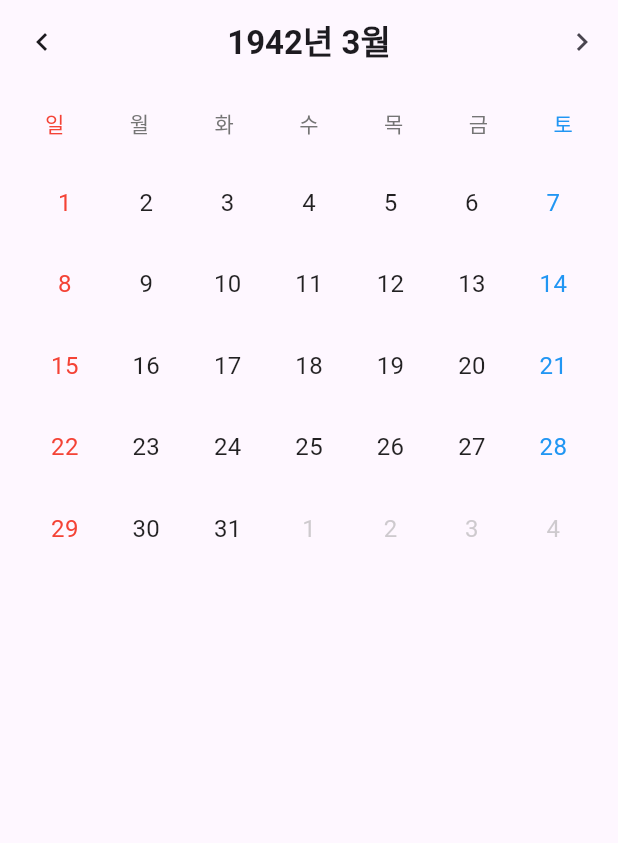
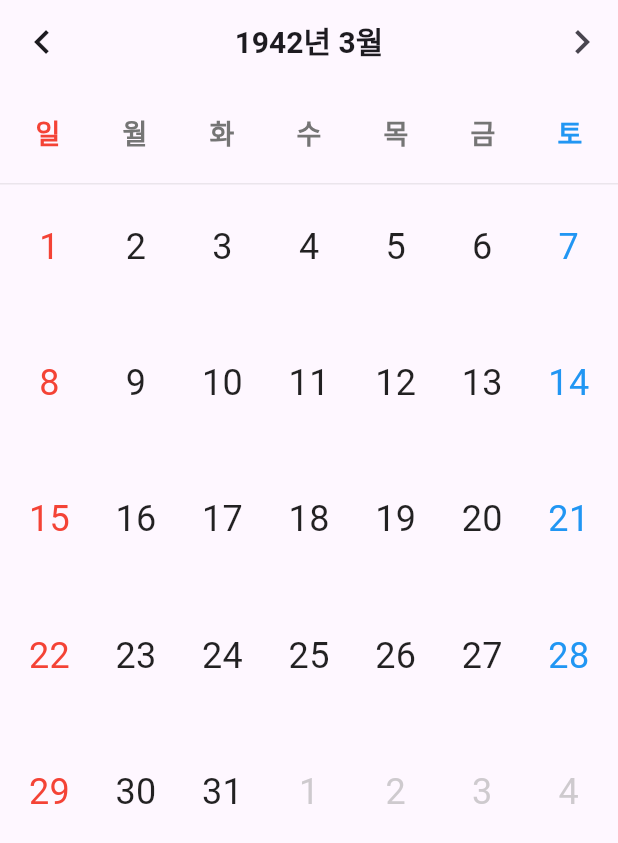
Before and after one commit to pekopekopekopayo/alarmi, a Flutter app: the screen it shows after launch, after a tap on the "chevron left" icon, on a phone screen of 412 x 824 dp. Shown: the top 843 px of the screen. Run offline on Flutter 3.47's test engine with Material 3 defaults, Android fonts, the phone set to English and light mode, and no system bars; our stand-ins replace shared_preferences.

Commit message:
refactor: 화면크기 리사이징

```diff
--- a/lib/screens/calendar_screen.dart
+++ b/lib/screens/calendar_screen.dart
@@ -1,6 +1,9 @@
 import 'package:flutter/material.dart';
 import 'package:intl/intl.dart';
+import 'package:shared_preferences/shared_preferences.dart';
+import 'dart:convert';
 import 'schedule_screen.dart';
+import '../models/schedule.dart';
 
 class CalendarScreen extends StatefulWidget {
   const CalendarScreen({super.key});
@@ -14,6 +17,8 @@ class _CalendarScreenState extends State<CalendarScreen> {
   late DateTime _selectedDate;
   late DateTime _currentMonth;
   final int _initialPage = 1000;
+  Map<String, List<Schedule>> _schedules = {};
+  bool _isLoading = true;
 
   @override
   void initState() {
@@ -21,6 +26,35 @@ class _CalendarScreenState extends State<CalendarScreen> {
     _selectedDate = DateTime.now();
     _currentMonth = DateTime(_selectedDate.year, _selectedDate.month);
     _pageController = PageController(initialPage: _initialPage);
+    _loadSchedules();
+  }
+
+  Future<void> _loadSchedules() async {
+    final prefs = await SharedPreferences.getInstance();
+    final schedulesJson = prefs.getString('schedules') ?? '[]';
+    final List<dynamic> decodedList = json.decode(schedulesJson);
+
+    final Map<String, List<Schedule>> scheduleMap = {};
+    for (var item in decodedList) {
+      final schedule = Schedule.fromJson(item);
+      final dateKey = DateFormat('yyyy-MM-dd').format(schedule.date);
+      if (!scheduleMap.containsKey(dateKey)) {
+        scheduleMap[dateKey] = [];
+      }
+      scheduleMap[dateKey]!.add(schedule);
+    }
+
+    if (mounted) {
+      setState(() {
+        _schedules = scheduleMap;
+        _isLoading = false;
+      });
+    }
+  }
+
+  List<Schedule> _getSchedulesForDate(DateTime date) {
+    final dateKey = DateFormat('yyyy-MM-dd').format(date);
+    return _schedules[dateKey] ?? [];
   }
 
   List<DateTime> _getDaysInMonth(DateTime month) {
@@ -67,12 +101,30 @@ class _CalendarScreenState extends State<CalendarScreen> {
       ),
     );
 
-    // 스케줄 화면에서 돌아왔을 때 상태 갱신
     if (result == true && mounted) {
+      await _loadSchedules();
       setState(() {
         _selectedDate = date;
       });
     }
+  }
+
+  Color _getScheduleColor(List<Schedule> schedules) {
+    if (schedules.isEmpty) return Colors.transparent;
+
+    bool hasWaiting = schedules.any((s) => s.status == ScheduleStatus.waiting);
+    bool hasInProgress = schedules.any((s) => s.status == ScheduleStatus.inProgress);
+    bool hasCompleted = schedules.any((s) => s.status == ScheduleStatus.completed);
+
+    if (hasWaiting) {
+      return Colors.grey.withOpacity(0.5); // 대기 상태가 하나라도 있으면 회색
+    } else if (hasInProgress) {
+      return Colors.blue.withOpacity(0.5); // 진행중이 있으면 파란색
+    } else if (hasCompleted) {
+      return Colors.green.withOpacity(0.5); // 완료만 있으면 초록색
+    }
+
+    return Colors.transparent;
   }
 
   Widget _buildDayCell(DateTime date, DateTime month) {
@@ -84,6 +136,10 @@ class _CalendarScreenState extends State<CalendarScreen> {
     final isSunday = date.weekday == 7;
     final isSaturday = date.weekday == 6;
 
+    final schedules = _getSchedulesForDate(date);
+    final hasSchedules = schedules.isNotEmpty;
+    final scheduleColor = _getScheduleColor(schedules);
+
     return GestureDetector(
       onTap: () => _onDateSelected(date),
       child: Container(
@@ -93,14 +149,21 @@ class _CalendarScreenState extends State<CalendarScreen> {
               ? Theme.of(context).primaryColor
               : isToday
                   ? Theme.of(context).primaryColor.withOpacity(0.1)
-                  : null,
-          borderRadius: BorderRadius.circular(8),
+                  : scheduleColor,
+          borderRadius: BorderRadius.circular(16),
           border: isToday && !isSelected
-              ? Border.all(color: Theme.of(context).primaryColor)
+              ? Border.all(color: Theme.of(context).primaryColor, width: 2)
+              : hasSchedules && !isSelected
+                  ? Border.all(
+                      color: scheduleColor.withOpacity(1),
+                      width: 2,
+                    )
                   : null,
         ),
-        child: Center(
-          child: Text(
+        child: Column(
+          mainAxisAlignment: MainAxisAlignment.center,
+          children: [
+            Text(
               date.day.toString(),
               style: TextStyle(
                 color: isSelected
@@ -114,23 +177,72 @@ class _CalendarScreenState extends State<CalendarScreen> {
                                 : isToday
                                     ? Theme.of(context).primaryColor
                                     : Colors.black87,
-              fontSize: 16,
+                fontSize: 24,
                 fontWeight: isToday || isSelected ? FontWeight.bold : null,
               ),
             ),
+            if (hasSchedules && !isSelected) ...[
+              const SizedBox(height: 6),
+              Row(
+                mainAxisAlignment: MainAxisAlignment.center,
+                children: [
+                  Container(
+                    width: 6,
+                    height: 6,
+                    decoration: BoxDecoration(
+                      color: scheduleColor.withOpacity(1),
+                      shape: BoxShape.circle,
+                    ),
+                  ),
+                  if (schedules.length > 1) ...[
+                    const SizedBox(width: 4),
+                    Container(
+                      width: 6,
+                      height: 6,
+                      decoration: BoxDecoration(
+                        color: scheduleColor.withOpacity(1),
+                        shape: BoxShape.circle,
+                      ),
+                    ),
+                  ],
+                ],
+              ),
+            ],
+            if (hasSchedules) ...[
+              const SizedBox(height: 6),
+              Text(
+                schedules.map((s) => s.time).join(', '),
+                style: TextStyle(
+                  color: isSelected ? Colors.white : scheduleColor.withOpacity(1),
+                  fontSize: 12,
+                  fontWeight: FontWeight.w500,
+                ),
+                maxLines: 1,
+                overflow: TextOverflow.ellipsis,
+              ),
+            ],
+          ],
         ),
       ),
     );
   }
 
   Widget _buildWeekdayHeader() {
-    return Padding(
-      padding: const EdgeInsets.symmetric(vertical: 16),
+    return Container(
+      padding: const EdgeInsets.symmetric(vertical: 20),
+      decoration: BoxDecoration(
+        border: Border(
+          bottom: BorderSide(
+            color: Colors.grey.withOpacity(0.2),
+            width: 1,
+          ),
+        ),
+      ),
       child: Row(
         mainAxisAlignment: MainAxisAlignment.spaceEvenly,
         children: ['일', '월', '화', '수', '목', '금', '토']
             .map((day) => SizedBox(
-                  width: 40,
+                  width: 52,
                   child: Text(
                     day,
                     textAlign: TextAlign.center,
@@ -139,7 +251,8 @@ class _CalendarScreenState extends State<CalendarScreen> {
                         '일': Colors.red,
                         '토': Colors.blue,
                       }[day] ?? Colors.grey[600],
-                      fontSize: 14,
+                      fontSize: 18,
+                      fontWeight: FontWeight.w600,
                     ),
                   ),
                 ))
@@ -150,9 +263,16 @@ class _CalendarScreenState extends State<CalendarScreen> {
 
   @override
   Widget build(BuildContext context) {
+    if (_isLoading) {
+      return const Scaffold(
+        body: Center(
+          child: CircularProgressIndicator(),
+        ),
+      );
+    }
+
     return WillPopScope(
       onWillPop: () async {
-        // 앱 종료 확인 다이얼로그
         final shouldPop = await showDialog<bool>(
           context: context,
           builder: (context) => AlertDialog(
@@ -176,11 +296,15 @@ class _CalendarScreenState extends State<CalendarScreen> {
         appBar: AppBar(
           title: Text(
             DateFormat('yyyy년 M월', 'ko_KR').format(_currentMonth),
-            style: const TextStyle(fontWeight: FontWeight.bold),
+            style: const TextStyle(
+              fontWeight: FontWeight.bold,
+              fontSize: 20,
+            ),
           ),
           centerTitle: true,
           leading: IconButton(
             icon: const Icon(Icons.chevron_left),
+            iconSize: 32,
             onPressed: () => _pageController.previousPage(
               duration: const Duration(milliseconds: 300),
               curve: Curves.easeInOut,
@@ -189,6 +313,7 @@ class _CalendarScreenState extends State<CalendarScreen> {
           actions: [
             IconButton(
               icon: const Icon(Icons.chevron_right),
+              iconSize: 32,
               onPressed: () => _pageController.nextPage(
                 duration: const Duration(milliseconds: 300),
                 curve: Curves.easeInOut,
@@ -201,6 +326,8 @@ class _CalendarScreenState extends State<CalendarScreen> {
             children: [
               _buildWeekdayHeader(),
               Expanded(
+                child: Padding(
+                  padding: const EdgeInsets.symmetric(horizontal: 8),
                   child: PageView.builder(
                     controller: _pageController,
                     onPageChanged: (index) {
@@ -213,10 +340,11 @@ class _CalendarScreenState extends State<CalendarScreen> {
                       final days = _getDaysInMonth(month);
                       return GridView.builder(
                         physics: const NeverScrollableScrollPhysics(),
-                      padding: const EdgeInsets.symmetric(horizontal: 16),
                         gridDelegate: const SliverGridDelegateWithFixedCrossAxisCount(
                           crossAxisCount: 7,
-                        childAspectRatio: 1,
+                          childAspectRatio: 0.6,
+                          mainAxisSpacing: 8,
+                          crossAxisSpacing: 8,
                         ),
                         itemCount: days.length,
                         itemBuilder: (context, index) => _buildDayCell(days[index], month),
@@ -224,6 +352,8 @@ class _CalendarScreenState extends State<CalendarScreen> {
                     },
                   ),
                 ),
+              ),
+              const SizedBox(height: 16),
             ],
           ),
         ),
```
Lines whose indentation alone changed are shown as unchanged.
